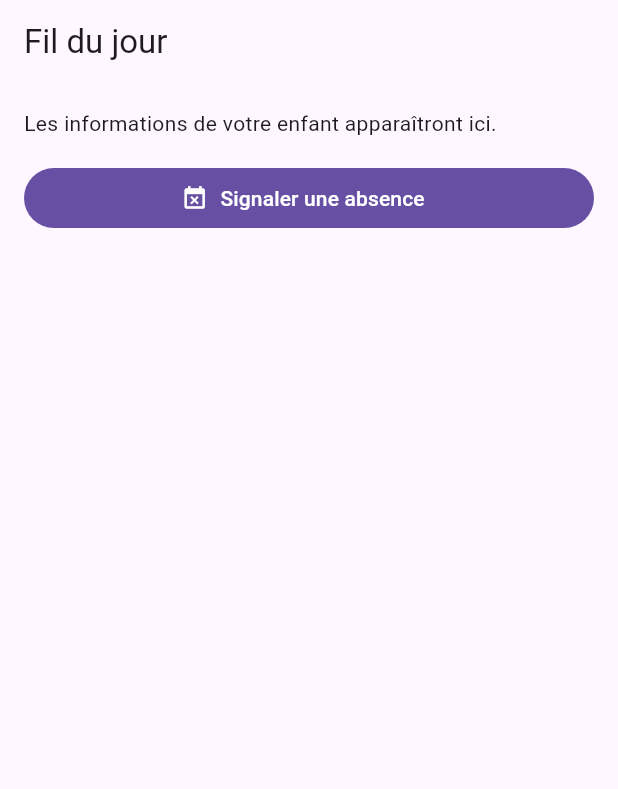
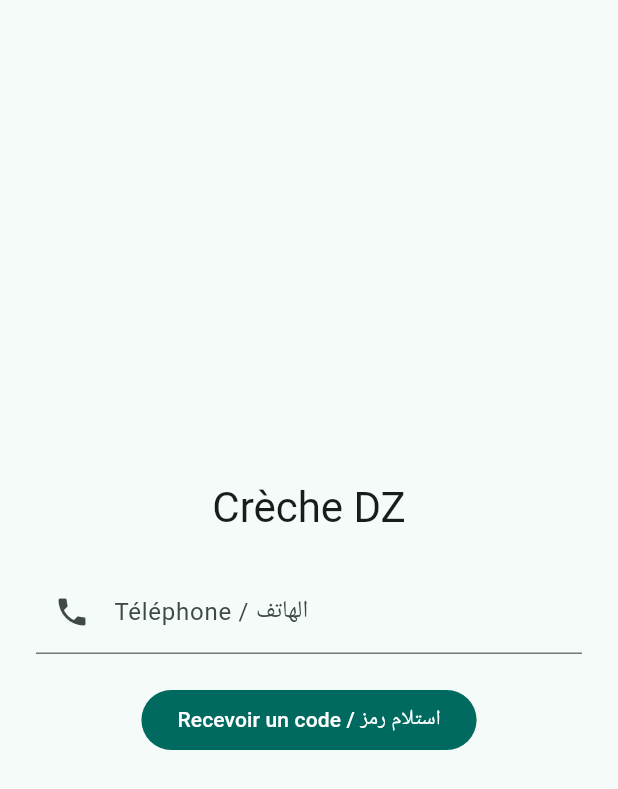
Before and after one commit to Allintelligence2024/cr-cheDZ, a Flutter app: the screen it shows after launch, on a phone screen of 412 x 824 dp. Shown: the top 789 px of the screen. Run offline on Flutter 3.47's test engine with Material 3 defaults, Android fonts, the phone set to English and light mode, and no system bars; our stand-ins replace connectivity_plus, dio, drift, flutter_secure_storage, shared_preferences; accounts and stored records are empty; generated files the repository leaves out were written again.

Commit message:
feat(parent-mobile): add otp feed and absence flows
Co-authored-by: arena-agent <297053741+arena-agent@users.noreply.github.com>

```diff
--- a/apps/parent-mobile/lib/core/api_client.dart
+++ b/apps/parent-mobile/lib/core/api_client.dart
@@ -13,6 +13,7 @@ class ParentApiClient {
   }
   Future<Map<String, dynamic>> requestOtp(String phone) async => (await _dio.post('/auth/parent/otp/request', data: {'phone': phone})).data;
   Future<Map<String, dynamic>> verifyOtp(String phone, String code) async => (await _dio.post('/auth/parent/otp/verify', data: {'phone': phone, 'code': code})).data;
+  Future<List<dynamic>> children() async => (await _authedGet('/parent/children')).data as List<dynamic>;
   Future<List<dynamic>> feed(String childId) async => (await _authedGet('/parent/children/$childId/feed')).data as List<dynamic>;
   Future<void> absence(String childId, {String? reason}) async => _authedPost('/parent/absence', {'child_id': childId, if (reason != null) 'reason': reason});
   Future<Response<dynamic>> _authedGet(String path) async => _dio.get(path, options: Options(headers: {'authorization': 'Bearer ${await _storage.read(key: 'access_token')}'}));
--- /dev/null
+++ b/apps/parent-mobile/lib/features/absence/absence_sheet.dart
@@ -0,0 +1,5 @@
+import 'package:flutter/material.dart';
+import '../../core/api_client.dart';
+
+/// Deux gestes : ouvrir puis confirmer. Aucune absence n'est envoyée au premier tap.
+Future<void> showAbsenceSheet(BuildContext context, ParentApiClient api, String childId) => showModalBottomSheet<void>(context:context,builder:(sheetContext)=>Padding(padding:const EdgeInsets.all(24),child:Column(mainAxisSize:MainAxisSize.min,children:[const Text('Signaler une absence / الإبلاغ عن غياب'),const SizedBox(height:12),const Text('Confirmez-vous l’absence de votre enfant aujourd’hui ?'),const SizedBox(height:20),FilledButton.icon(icon:const Icon(Icons.check),label:const Text('Confirmer l’absence / تأكيد الغياب'),onPressed:()async{await api.absence(childId);if(sheetContext.mounted)Navigator.pop(sheetContext);} )])));
--- /dev/null
+++ b/apps/parent-mobile/lib/features/auth/otp_login_page.dart
@@ -0,0 +1,15 @@
+import 'package:flutter/material.dart';
+import '../../core/api_client.dart';
+
+class OtpLoginPage extends StatefulWidget {
+  const OtpLoginPage({super.key, required this.api, required this.onAuthenticated});
+  final ParentApiClient api;
+  final VoidCallback onAuthenticated;
+  @override State<OtpLoginPage> createState() => _OtpLoginPageState();
+}
+class _OtpLoginPageState extends State<OtpLoginPage> {
+  final _phone = TextEditingController(); final _code = TextEditingController(); bool _sent=false; bool _busy=false; String? _error;
+  Future<void> _request() async { setState(() {_busy=true;_error=null;}); try { await widget.api.requestOtp(_phone.text); setState(()=>_sent=true); } catch (_) { setState(()=>_error='Impossible d’envoyer le code / تعذر إرسال الرمز'); } finally { if(mounted)setState(()=>_busy=false); } }
+  Future<void> _verify() async { setState(() {_busy=true;_error=null;}); try { await widget.api.saveSession(await widget.api.verifyOtp(_phone.text,_code.text)); widget.onAuthenticated(); } catch (_) { setState(()=>_error='Code incorrect ou expiré / الرمز غير صحيح أو منتهي'); } finally { if(mounted)setState(()=>_busy=false); } }
+  @override Widget build(BuildContext context) => Scaffold(body: SafeArea(child: Center(child: ConstrainedBox(constraints: const BoxConstraints(maxWidth: 420),child: Padding(padding: const EdgeInsets.all(24),child: Column(mainAxisAlignment: MainAxisAlignment.center,children:[Text('Crèche DZ',style:Theme.of(context).textTheme.headlineMedium),const SizedBox(height:24),TextField(controller:_phone,keyboardType:TextInputType.phone,decoration:const InputDecoration(labelText:'Téléphone / الهاتف',prefixIcon:Icon(Icons.phone))),if(_sent)...[const SizedBox(height:12),TextField(controller:_code,keyboardType:TextInputType.number,decoration:const InputDecoration(labelText:'Code à 6 chiffres / رمز من 6 أرقام'))],if(_error!=null) Padding(padding:const EdgeInsets.only(top:12),child:Text(_error!,style:const TextStyle(color:Colors.red))),const SizedBox(height:20),FilledButton(onPressed:_busy?null:(_sent?_verify:_request),child:Text(_busy?'…':_sent?'Valider / تأكيد':'Recevoir un code / استلام رمز'))])))));
+}
--- /dev/null
+++ b/apps/parent-mobile/lib/features/feed/feed_page.dart
@@ -0,0 +1,5 @@
+import 'package:flutter/material.dart';
+import '../../core/api_client.dart';
+
+class FeedPage extends StatefulWidget { const FeedPage({super.key,required this.api,required this.childId}); final ParentApiClient api; final String childId; @override State<FeedPage> createState()=>_FeedPageState(); }
+class _FeedPageState extends State<FeedPage> { late Future<List<dynamic>> _feed; @override void initState(){super.initState();_feed=widget.api.feed(widget.childId);} @override Widget build(BuildContext context)=>FutureBuilder<List<dynamic>>(future:_feed,builder:(context,snapshot){if(snapshot.connectionState!=ConnectionState.done)return const Center(child:CircularProgressIndicator());if(snapshot.hasError)return const Center(child:Text('Fil indisponible / السجل غير متاح'));final items=snapshot.data??[];return RefreshIndicator(onRefresh:()async=>setState(()=>_feed=widget.api.feed(widget.childId)),child:ListView.builder(itemCount:items.length,itemBuilder:(context,index){final item=items[index] as Map<String,dynamic>;return ListTile(leading:const Icon(Icons.event_note),title:Text(_label(item['event_type']?.toString()??'')),subtitle:Text(item['occurred_at']?.toString()??''));}));}); String _label(String type)=>switch(type){'meal'=>'Repas / وجبة','nap_end'=>'Fin de sieste / نهاية القيلولة','incident'=>'Incident / حادث',_=>type}; }
--- a/apps/parent-mobile/lib/main.dart
+++ b/apps/parent-mobile/lib/main.dart
@@ -1,29 +1,12 @@
 import 'package:flutter/material.dart';
 import 'package:flutter_localizations/flutter_localizations.dart';
+import 'core/api_client.dart';
+import 'features/absence/absence_sheet.dart';
+import 'features/auth/otp_login_page.dart';
+import 'features/feed/feed_page.dart';
 
 void main() => runApp(const ParentApp());
-
-/// Racine RTL : la locale arabe inverse aussi navigation, alignements et icônes.
-class ParentApp extends StatelessWidget {
-  const ParentApp({super.key});
-  @override
-  Widget build(BuildContext context) => MaterialApp(
-    title: 'Crèche DZ',
-    supportedLocales: const [Locale('fr'), Locale('ar')],
-    localizationsDelegates: const [GlobalMaterialLocalizations.delegate, GlobalWidgetsLocalizations.delegate, GlobalCupertinoLocalizations.delegate],
-    home: const ParentHome(),
-  );
-}
-
-class ParentHome extends StatelessWidget {
-  const ParentHome({super.key});
-  @override
-  Widget build(BuildContext context) => Scaffold(
-    appBar: AppBar(title: const Text('Fil du jour')),
-    body: ListView(padding: const EdgeInsets.all(16), children: [
-      const Text('Les informations de votre enfant apparaîtront ici.'),
-      const SizedBox(height: 16),
-      FilledButton.icon(onPressed: () {/* POST /parent/absence — confirmation en 2 taps */}, icon: const Icon(Icons.event_busy), label: const Text('Signaler une absence')),
-    ]),
-  );
-}
+class ParentApp extends StatefulWidget { const ParentApp({super.key}); @override State<ParentApp> createState()=>_ParentAppState(); }
+class _ParentAppState extends State<ParentApp> { final _api=ParentApiClient(const String.fromEnvironment('API_URL',defaultValue:'http://10.0.2.2:3000/api/v1')); bool _authenticated=false; @override Widget build(BuildContext context)=>MaterialApp(title:'Crèche DZ',supportedLocales:const[Locale('fr'),Locale('ar')],localizationsDelegates:const[GlobalMaterialLocalizations.delegate,GlobalWidgetsLocalizations.delegate,GlobalCupertinoLocalizations.delegate],theme:ThemeData(colorSchemeSeed:Colors.teal,useMaterial3:true),home:_authenticated?ParentHome(api:_api):OtpLoginPage(api:_api,onAuthenticated:()=>setState(()=>_authenticated=true))); }
+class ParentHome extends StatefulWidget { const ParentHome({super.key,required this.api}); final ParentApiClient api; @override State<ParentHome> createState()=>_ParentHomeState(); }
+class _ParentHomeState extends State<ParentHome> { late Future<List<dynamic>> _children; String? _childId; @override void initState(){super.initState();_children=widget.api.children();} @override Widget build(BuildContext context)=>FutureBuilder<List<dynamic>>(future:_children,builder:(context,snapshot){if(!snapshot.hasData)return const Scaffold(body:Center(child:CircularProgressIndicator()));final children=snapshot.data!;_childId ??= children.isEmpty?null:children.first['id'] as String?;return Scaffold(appBar:AppBar(title:const Text('Fil du jour / يوم طفلي')),body:children.isEmpty?const Center(child:Text('Aucun enfant lié / لا يوجد طفل مرتبط')):Column(children:[DropdownButton<String>(value:_childId,isExpanded:true,padding:const EdgeInsets.symmetric(horizontal:16),items:children.map((c)=>DropdownMenuItem(value:c['id'] as String,child:Text('${c['first_name_fr']} ${c['last_name_fr']}'))).toList(),onChanged:(id)=>setState(()=>_childId=id)),Expanded(child:FeedPage(api:widget.api,childId:_childId!))]),floatingActionButton:_childId==null?null:FloatingActionButton.extended(onPressed:()=>showAbsenceSheet(context,widget.api,_childId!),icon:const Icon(Icons.event_busy),label:const Text('Absence')));}); }
```
Also changed, not shown: apps/parent-mobile/lib/core/session_store.dart (added, +12 -0 lines), 1 other file.
